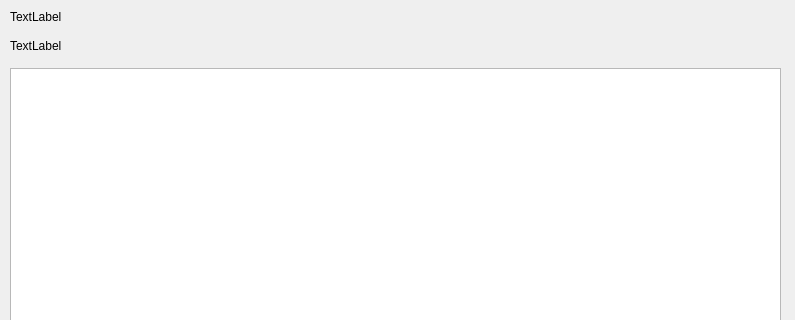
This is playlist.ui in lonskyne/crescendo as Qt 5 draws it before an edit; both pictures show x 0 to 795 and y 0 to 320 of the 795 by 593 pixel window. The edited form follows.
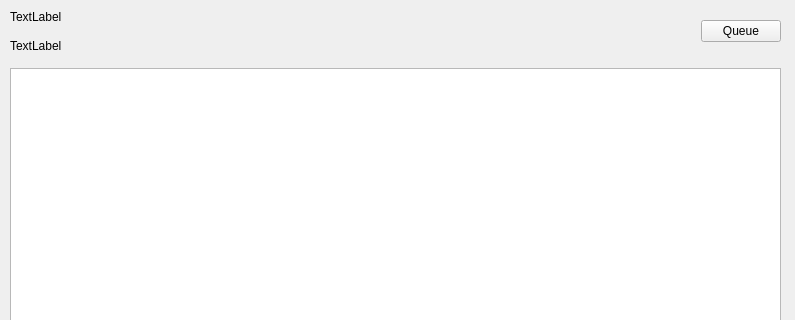
This is the edited form.

Commit message: Implement add to queue buttons

The edit to the form file:
```diff
--- a/playlist.ui
+++ b/playlist.ui
@@ -43,7 +43,17 @@
       <number>10</number>
      </property>
      <item>
+      <layout class="QHBoxLayout" name="horizontalLayout_3">
+       <item>
+        <layout class="QVBoxLayout" name="verticalLayout_2">
+         <item>
       <widget class="QLabel" name="label_playlist_name">
+           <property name="sizePolicy">
+            <sizepolicy hsizetype="MinimumExpanding" vsizetype="Preferred">
+             <horstretch>0</horstretch>
+             <verstretch>0</verstretch>
+            </sizepolicy>
+           </property>
        <property name="text">
         <string>TextLabel</string>
        </property>
@@ -51,10 +61,33 @@
      </item>
      <item>
       <widget class="QLabel" name="label_track_count">
+           <property name="sizePolicy">
+            <sizepolicy hsizetype="MinimumExpanding" vsizetype="Preferred">
+             <horstretch>0</horstretch>
+             <verstretch>0</verstretch>
+            </sizepolicy>
+           </property>
        <property name="text">
         <string>TextLabel</string>
        </property>
       </widget>
+         </item>
+        </layout>
+       </item>
+       <item>
+        <widget class="QPushButton" name="pushButton_view_queue">
+         <property name="sizePolicy">
+          <sizepolicy hsizetype="Minimum" vsizetype="Fixed">
+           <horstretch>0</horstretch>
+           <verstretch>0</verstretch>
+          </sizepolicy>
+         </property>
+         <property name="text">
+          <string>Queue</string>
+         </property>
+        </widget>
+       </item>
+      </layout>
      </item>
      <item>
       <widget class="QTableView" name="tableView">
```
Lines whose indentation alone changed are shown as unchanged. The commit also changes 1 other file.
